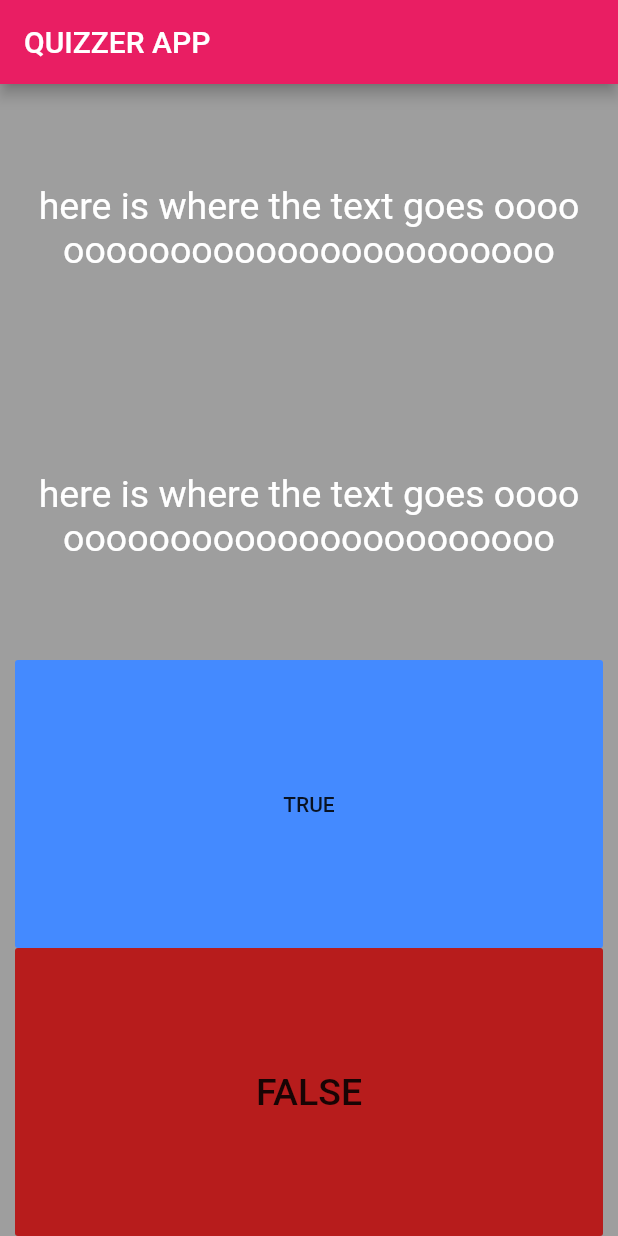
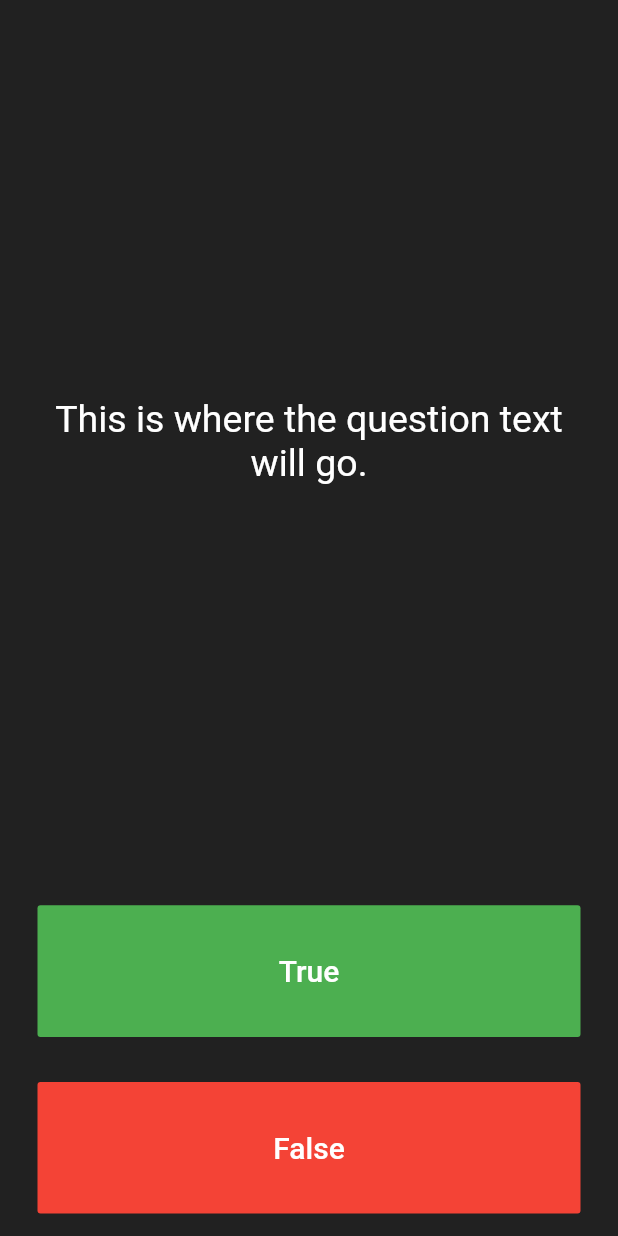
Before and after one commit to sardonrx/Susan-chip, a Flutter app: the screen it shows after launch, on a phone screen of 412 x 824 dp. Run offline on Flutter 3.47's test engine with Material 2 defaults, Android fonts, the phone set to English and light mode, and no system bars.

Commit message:
third commit

```diff
--- a/lib/main.dart
+++ b/lib/main.dart
@@ -1,20 +1,16 @@
 import 'package:flutter/material.dart';
 
-void main() => runApp(Quizzer());
+void main() => runApp(ScoreKeeper());
 
-class Quizzer extends StatelessWidget {
+class ScoreKeeper extends StatelessWidget {
   @override
   Widget build(BuildContext context) {
     return MaterialApp(
-      home:Scaffold(
-        appBar: AppBar(
-          backgroundColor: Colors.pink,
-          title: Text('QUIZZER APP') ,
-        ),
-        backgroundColor: Colors.black38,
+      home: Scaffold(
+        backgroundColor: Colors.grey.shade900,
         body: SafeArea(
-          child:Padding(
-            padding:EdgeInsets.symmetric(horizontal:10.0 ),
+          child: Padding(
+            padding: EdgeInsets.symmetric(horizontal: 10.0),
             child: QuizPage(),
           ),
         ),
@@ -30,7 +26,8 @@ class QuizPage extends StatefulWidget {
 
 class _QuizPageState extends State<QuizPage> {
 
-
+  List<Icon> score =[
+  ];
   @override
   Widget build(BuildContext context) {
     return Column(
@@ -38,14 +35,16 @@ class _QuizPageState extends State<QuizPage> {
       crossAxisAlignment: CrossAxisAlignment.stretch,
       children: <Widget>[
         Expanded(
+          flex: 5,
           child: Padding(
-            padding:EdgeInsets.all(15.0),
+            padding: EdgeInsets.all(10.0),
             child: Center(
               child: Text(
-                    'here is where the text goes ooooooooooooooooooooooooooo',
+                'This is where the question text will go.',
                 textAlign: TextAlign.center,
                 style: TextStyle(
-                      fontSize: 25.0, color: Colors.white
+                  fontSize: 25.0,
+                  color: Colors.white,
                 ),
               ),
             ),
@@ -53,49 +52,54 @@ class _QuizPageState extends State<QuizPage> {
         ),
         Expanded(
           child: Padding(
-            padding:EdgeInsets.all(15.0),
-            child: Center(
+            padding: EdgeInsets.all(15.0),
+            child: FlatButton(
+              textColor: Colors.white,
+              color: Colors.green,
               child: Text(
-                'here is where the text goes ooooooooooooooooooooooooooo',
-                textAlign: TextAlign.center,
+                'True',
                 style: TextStyle(
-                    fontSize: 25.0, color: Colors.white
+                  color: Colors.white,
+                  fontSize: 20.0,
                 ),
               ),
+              onPressed: (){
+                setState(() {
+                  score.add(Icon(
+                    Icons.check,
+                    color: Colors.green,
+                  ),
+                  );
+                });
+              },
             ),
           ),
         ),
         Expanded(
-         child: FlatButton(
-           color: Colors.blueAccent,
           child: Padding(
             padding: EdgeInsets.all(15.0),
-               child: Center(
+            child: FlatButton(
+              color: Colors.red,
               child: Text(
-                   'TRUE'
+                'False',
+                style: TextStyle(
+                  fontSize: 20.0,
+                  color: Colors.white,
+                ),
+              ),
+              onPressed: () {
+                setState(() {
+                  score.add(
+                    Icon(Icons.close, color: Colors.red,
+                    ),
+                  );
+                });
+              },
             ),
           ),
         ),
-           onPressed:() {
-         },
-         ),
-       ),
-        Expanded(
-          child: FlatButton(
-            color: Colors.red[900],
-            child: Padding(
-              padding: EdgeInsets.all(15.0),
-                child: Text('FALSE',
-                textAlign: TextAlign.center,
-                style: TextStyle(
-                  fontSize: 25.0,
-                ),
-                ),
-            ),
-            onPressed: (){
-
-            },
-          ),
+        Row(
+          children:score,
         ),
       ],
     );
--- a/lib/question.dart
+++ /dev/null
@@ -1,10 +0,0 @@
-class Question{
-
-  String questionText;
-  bool questionAnswers;
-
-  Question ({ String a, bool b}){
-    questionText: a;
-    questionAnswers :b;
-  }
-}
```
Lines whose indentation alone changed are shown as unchanged.
